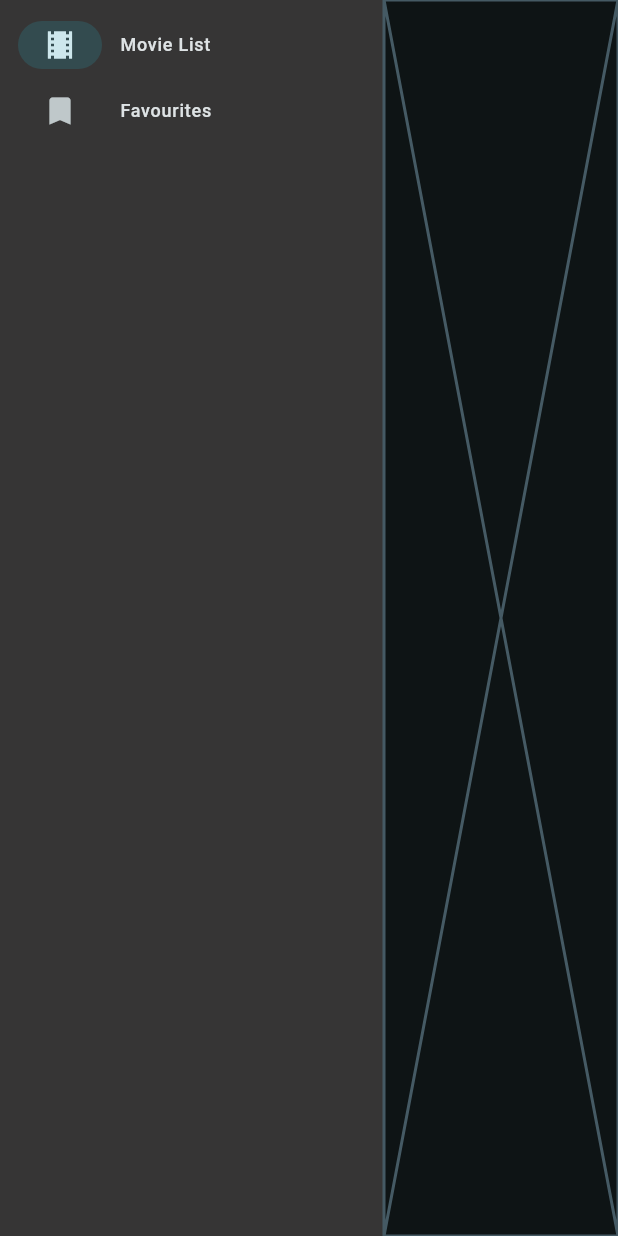
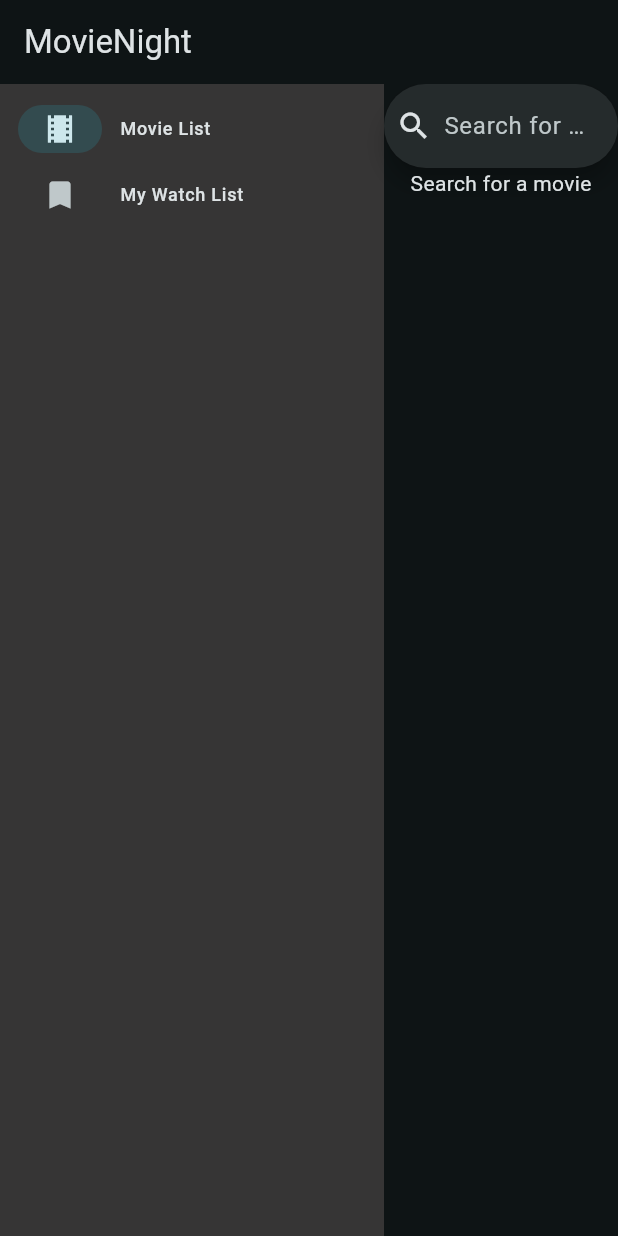
Before and after one commit to ArachnaDude/shape_movienight, a Flutter app: the screen it shows after launch, on a phone screen of 412 x 824 dp. Run offline on Flutter 3.47's test engine with Material 3 defaults, Android fonts, the light colour scheme and no system bars; our stand-ins replace flutter_dotenv.

Commit message:
complete movie list API call

```diff
--- a/lib/main.dart
+++ b/lib/main.dart
@@ -1,10 +1,14 @@
-import 'package:flutter/material.dart';
-import 'package:provider/provider.dart';
-import 'package:flutter_dotenv/flutter_dotenv.dart';
+import "package:flutter/material.dart";
+import "package:provider/provider.dart";
+import "package:flutter_dotenv/flutter_dotenv.dart";
+import "package:http/http.dart" as http;
+import "dart:convert";
 
 Future<void> main() async {
   await dotenv.load(fileName: ".env");
   runApp(
+    // have to wrap the entire application in change notifier provider
+    // in order for the context to be accessible by everything else
     ChangeNotifierProvider(
       create: (context) => MyAppState(),
       child: const MyApp(),
@@ -15,11 +19,11 @@
 class MyApp extends StatelessWidget {
   const MyApp({super.key});
 
-  // This widget is the root of your application.
+  // This widget is the root of the application.
   @override
   Widget build(BuildContext context) {
     return MaterialApp(
-      title: 'MovieNight',
+      title: "MovieNight",
       theme: ThemeData(
         colorScheme: ColorScheme.fromSeed(
           seedColor: Colors.white,
@@ -28,7 +32,7 @@
         useMaterial3: true,
       ),
       // home param sets the page we see when the app starts
-      home: const MovieList(title: 'MovieNight'),
+      home: const MovieList(title: "MovieNight"),
     );
   }
 }
@@ -46,25 +50,188 @@
   State<MovieList> createState() => _MovieListState();
 }
 
-class _MovieListState extends State<MovieList> {
-  int selectedIndex = 0;
+class Movie {
+  final String title;
+  final String year;
+  final String posterUrl;
+
+  Movie({required this.title, required this.year, required this.posterUrl});
+}
+
+class MovieSearchBar extends StatefulWidget {
+  final Function(String) onSearch;
+  final Function onClear;
+
+  const MovieSearchBar({
+    super.key,
+    required this.onSearch,
+    required this.onClear,
+  });
+
+  @override
+  _MovieSearchBarState createState() => _MovieSearchBarState();
+}
+
+class _MovieSearchBarState extends State<MovieSearchBar> {
+  final TextEditingController _controller = TextEditingController();
+
+  void handleSubmit(String query) {
+    query = query.trim(); // Ensure no extra spaces
+    if (query.isNotEmpty) {
+      widget.onSearch(query); // Call the parent's onSearch function
+    }
+  }
 
   @override
   Widget build(BuildContext context) {
+    return SearchBar(
+      hintText: 'Search for a movie...',
+      leading: const Icon(Icons.search),
+      controller: _controller,
+      onSubmitted: handleSubmit,
+    );
+  }
+}
+
+class MovieSearchResults extends StatelessWidget {
+  final bool isLoading;
+  final List<Movie> movieList;
+
+  const MovieSearchResults({
+    super.key,
+    required this.isLoading,
+    required this.movieList,
+  });
+
+  @override
+  Widget build(BuildContext context) {
+    // Show loading indicator
+    if (isLoading) {
+      return const Center(child: CircularProgressIndicator());
+    }
+
+    // Show "Search for a movie" if no movies are found
+    if (movieList.isEmpty) {
+      return const Center(
+        child: Text("Search for a movie"),
+      );
+    }
+
+    // Show the list of movie cards if movies are found
+    return Expanded(
+      child: ListView.builder(
+        itemCount: movieList.length,
+        itemBuilder: (context, index) {
+          var movie = movieList[index];
+          return Card(
+            margin: const EdgeInsets.symmetric(vertical: 8),
+            child: ListTile(
+              leading: Image.network(
+                movie.posterUrl,
+                width: 50,
+                height: 75,
+                fit: BoxFit.cover,
+              ),
+              title: Text(movie.title),
+              subtitle: Text(movie.year),
+              onTap: () {
+                // Handle card tap (e.g., show movie details)
+                print("Tapped on ${movie.title}");
+              },
+            ),
+          );
+        },
+      ),
+    );
+  }
+}
+
+class _MovieListState extends State<MovieList> {
+  int selectedIndex = 0;
+  String searchQuery = "";
+  bool isLoading = false;
+  List<Movie> movieList = [];
+
+  Future<void> fetchMovies(String query) async {
+    if (query.isEmpty) {
+      setState(() {
+        movieList = [];
+      });
+      return;
+    }
+
+    setState(() {
+      isLoading = true;
+    });
+
+    final url =
+        "http://www.omdbapi.com/?apikey=${dotenv.env['OMDB_API_KEY']}&type=movie&s=$query";
+    final response = await http.get(Uri.parse(url));
+
+    if (response.statusCode == 200) {
+      final data = json.decode(response.body);
+      if (data["Response"] == "True") {
+        movieList = (data["Search"] as List)
+            .map((movie) => Movie(
+                  title: movie["Title"],
+                  year: movie["Year"],
+                  posterUrl: movie["Poster"],
+                ))
+            .toList();
+      } else {
+        movieList = [];
+      }
+    } else {
+      movieList = [];
+    }
+
+    setState(() {
+      isLoading = false;
+    });
+  }
+
+  @override
+  Widget build(BuildContext context) {
+    Widget movieListPage = Column(
+      children: [
+        MovieSearchBar(
+          onSearch: fetchMovies,
+          onClear: () {
+            setState(() {
+              searchQuery = "";
+              movieList = [];
+            });
+          },
+        ),
+        MovieSearchResults(
+          isLoading: isLoading,
+          movieList: movieList,
+        ),
+      ],
+    );
+
+    // Define the page layout for the Favourites page
+    Widget favouritesPage = const FavouritesPage();
+
     Widget page;
 
+    // Switch between Movie List page and Favourites page
     switch (selectedIndex) {
       case 0:
-        page = const Placeholder();
+        page = movieListPage;
         break;
       case 1:
-        page = const FavouritesPage();
+        page = favouritesPage;
         break;
       default:
-        throw UnimplementedError('No widget for $selectedIndex');
+        throw UnimplementedError("No widget for $selectedIndex");
     }
 
     return Scaffold(
+      appBar: AppBar(
+        title: Text(widget.title),
+        actions: const [],
+      ),
       body: Row(
         children: [
           SafeArea(
@@ -78,7 +245,7 @@
                 ),
                 NavigationRailDestination(
                   icon: Icon(Icons.bookmark),
-                  label: Text("Favourites"),
+                  label: Text("My Watch List"),
                 ),
               ],
               selectedIndex: selectedIndex,
@@ -105,17 +272,22 @@
   Widget build(BuildContext context) {
     var appState = context.watch<MyAppState>();
 
-    // If favouriteMovies is empty, show the message: "List is Empty"
     if (appState.favouriteMovies.isEmpty) {
       return const Center(
-        child:
-            Text("List is Empty"), // Showing a message when the list is empty
+        child: Text(
+          "It's looking pretty empty here...\nTry adding movies from the Movie List page to build your watch list.",
+          textAlign: TextAlign.center,
+          style: TextStyle(fontSize: 18),
+        ),
       );
     }
 
-    // If favouriteMovies is not empty, show "Not Empty"
-    return const Center(
-      child: Text("Not Empty"), // This shows when the list is not empty
+    return ListView(
+      children: const [
+        Padding(
+          padding: EdgeInsets.all(20),
+        ),
+      ],
     );
   }
 }
```
